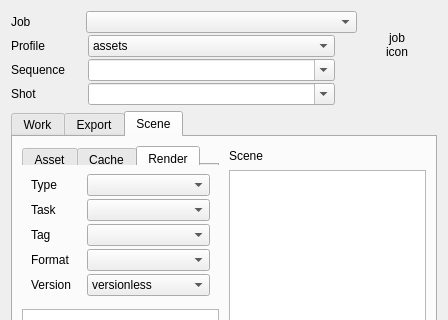
Old version of the form python/pini/tools/helper/pini_helper.ui in the repository CBSDigital/pini-dev; both pictures show x 0 to 448 and y 0 to 320 of the 448 by 841 pixel window.
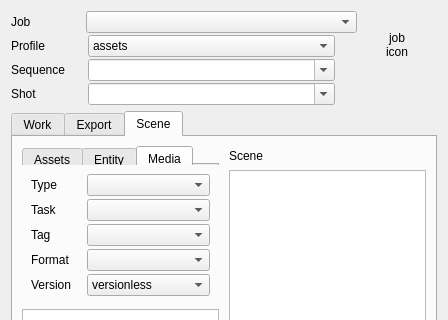
New version of the form. Icons and pictures are not drawn. Custom widgets are drawn as their Qt base class.

The edit to the form file:
```diff
--- a/python/pini/tools/helper/pini_helper.ui
+++ b/python/pini/tools/helper/pini_helper.ui
@@ -2084,19 +2084,19 @@
                  </property>
                  <widget class="QWidget" name="SAssetTab">
                   <attribute name="title">
-                   <string>Asset</string>
+                   <string>Assets</string>
                   </attribute>
                   <layout class="QVBoxLayout" name="verticalLayout_7"/>
                  </widget>
                  <widget class="QWidget" name="SCacheTab">
                   <attribute name="title">
-                   <string>Cache</string>
+                   <string>Entity</string>
                   </attribute>
                   <layout class="QGridLayout" name="OCacheTabLayout"/>
                  </widget>
                  <widget class="QWidget" name="SRenderTab">
                   <attribute name="title">
-                   <string>Render</string>
+                   <string>Media</string>
                   </attribute>
                   <layout class="QGridLayout" name="ORenderTabLayout" rowstretch="0"/>
                  </widget>
```
Left out of the diff: 6 changed lines with no effect on the pictures.
